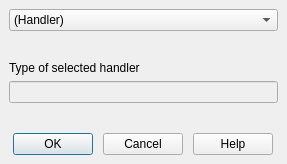
First picture: the form in lavape/src/LavaPE_UI/idd_attachhandler.ui, repository berkus/lavape, before the edit.
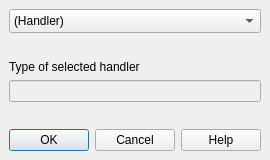
Second picture: the form after the edit.

Commit message: dialog layouts fixed

```diff
--- a/lavape/src/LavaPE_UI/idd_attachhandler.ui
+++ b/lavape/src/LavaPE_UI/idd_attachhandler.ui
@@ -9,8 +9,8 @@
    <rect>
     <x>0</x>
     <y>0</y>
-    <width>287</width>
-    <height>164</height>
+    <width>166</width>
+    <height>128</height>
    </rect>
   </property>
   <property name="windowTitle">
@@ -20,13 +20,16 @@
    <property name="spacing">
     <number>6</number>
    </property>
+   <property name="sizeConstraint">
+    <enum>QLayout::SetFixedSize</enum>
+   </property>
    <property name="margin">
     <number>9</number>
    </property>
    <item>
     <widget class="QComboBox" name="HandlerList">
      <property name="sizeAdjustPolicy">
-      <enum>QComboBox::AdjustToContents</enum>
+      <enum>QComboBox::AdjustToMinimumContentsLengthWithIcon</enum>
      </property>
      <item>
       <property name="text">
```
The commit also changes 28 other files.
